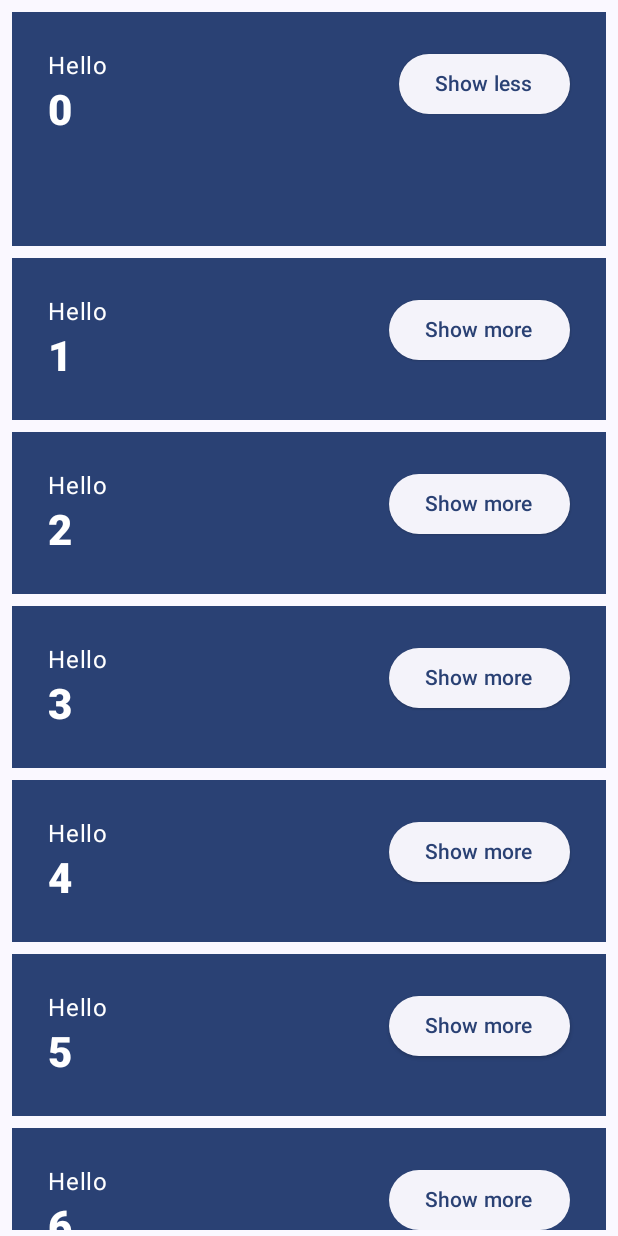
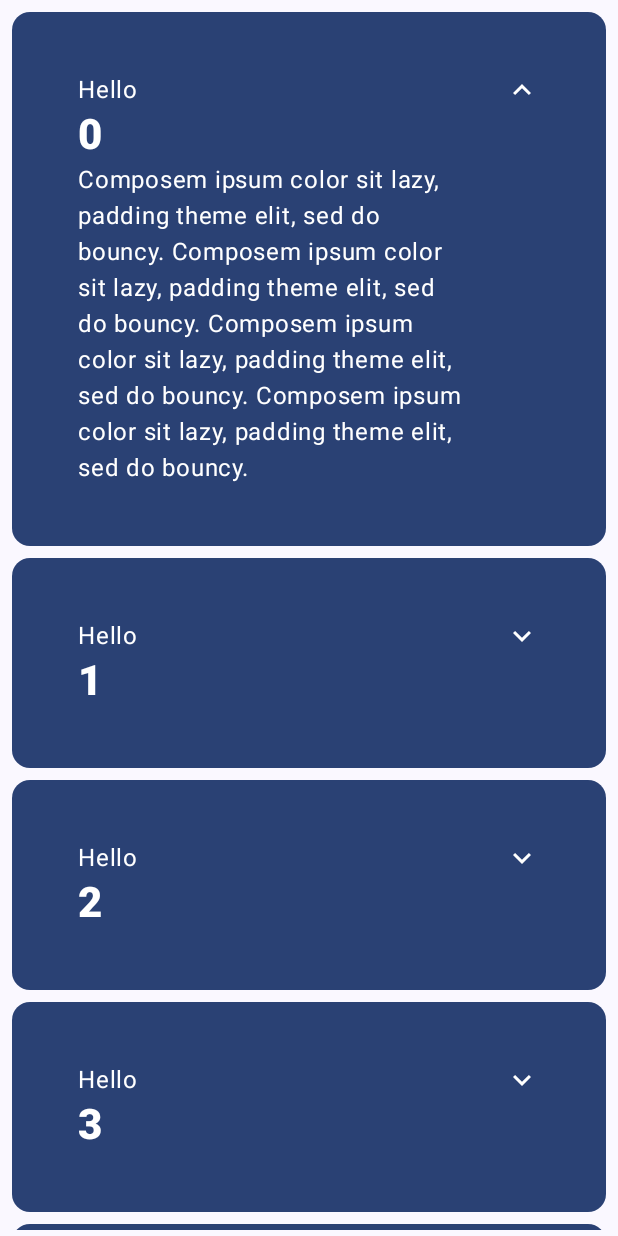
Before and after one commit to charlie60507/ComposePractice, an Android app built with Jetpack Compose: the screen it shows after launch (MainActivity), after a tap on "Show more", on a phone screen of 412 x 824 dp. Run offline under Robolectric (Android 15) with nearby library versions, the phone set to English and light mode, and no system bars; 1 other tap on this screen came first.

```diff
--- a/app/build.gradle
+++ b/app/build.gradle
@@ -48,6 +48,7 @@ android {
 
 dependencies {
 
+    implementation "androidx.compose.material:material-icons-extended"
     implementation 'androidx.core:core-ktx:1.8.0'
     implementation 'androidx.lifecycle:lifecycle-runtime-ktx:2.3.1'
     implementation 'androidx.activity:activity-compose:1.5.1'
--- a/app/src/main/java/com/example/composepractice/MainActivity.kt
+++ b/app/src/main/java/com/example/composepractice/MainActivity.kt
@@ -4,8 +4,8 @@ import android.content.res.Configuration.UI_MODE_NIGHT_YES
 import android.os.Bundle
 import androidx.activity.ComponentActivity
 import androidx.activity.compose.setContent
+import androidx.compose.animation.animateContentSize
 import androidx.compose.animation.core.Spring
-import androidx.compose.animation.core.animateDpAsState
 import androidx.compose.animation.core.spring
 import androidx.compose.foundation.layout.Arrangement
 import androidx.compose.foundation.layout.Column
@@ -15,8 +15,14 @@ import androidx.compose.foundation.layout.fillMaxWidth
 import androidx.compose.foundation.layout.padding
 import androidx.compose.foundation.lazy.LazyColumn
 import androidx.compose.foundation.lazy.items
+import androidx.compose.material.icons.Icons
+import androidx.compose.material.icons.filled.ExpandLess
+import androidx.compose.material.icons.filled.ExpandMore
 import androidx.compose.material3.Button
-import androidx.compose.material3.ElevatedButton
+import androidx.compose.material3.Card
+import androidx.compose.material3.CardDefaults
+import androidx.compose.material3.Icon
+import androidx.compose.material3.IconButton
 import androidx.compose.material3.MaterialTheme
 import androidx.compose.material3.Surface
 import androidx.compose.material3.Text
@@ -27,9 +33,9 @@ import androidx.compose.runtime.saveable.rememberSaveable
 import androidx.compose.runtime.setValue
 import androidx.compose.ui.Alignment
 import androidx.compose.ui.Modifier
+import androidx.compose.ui.res.stringResource
 import androidx.compose.ui.text.font.FontWeight
 import androidx.compose.ui.tooling.preview.Preview
-import androidx.compose.ui.unit.coerceAtMost
 import androidx.compose.ui.unit.dp
 import com.example.composepractice.ui.theme.ComposePracticeTheme
 
@@ -72,15 +78,19 @@ private fun Greetings(
 
 @Composable
 fun Greeting(name: String, modifier: Modifier = Modifier) {
+    Card(
+        colors = CardDefaults.cardColors(
+            containerColor = MaterialTheme.colorScheme.primary
+        ),
+        modifier = modifier.padding(vertical = 4.dp, horizontal = 8.dp)
+    ) {
+        CardContent(name)
+    }
+}
+
+@Composable
+fun CardContent(name: String, modifier: Modifier = Modifier) {
     var expanded by rememberSaveable { mutableStateOf(false) }
-    val extraPadding by animateDpAsState(
-        targetValue = if (expanded) 48.dp else 0.dp,
-        animationSpec = spring(
-            dampingRatio = Spring.DampingRatioMediumBouncy,
-            stiffness = Spring.StiffnessLow
-        ),
-        label = ""
-    )
 
     Surface(
         color = MaterialTheme.colorScheme.primary,
@@ -88,10 +98,18 @@ fun Greeting(name: String, modifier: Modifier = Modifier) {
     ) {
         Row(modifier = Modifier
             .fillMaxWidth()
-            .padding(24.dp)) {
+            .padding(24.dp)
+            .animateContentSize(
+                animationSpec = spring(
+                    dampingRatio = Spring.DampingRatioMediumBouncy,
+                    stiffness = Spring.StiffnessLow
+                )
+            )
+        ) {
             Column(modifier = Modifier
                 .weight(1f)
-                .padding(bottom = extraPadding.coerceAtLeast(0.dp))) { // important: avoid negative padding which causes a crash
+                .padding(12.dp)
+            ) {
                 Text(text = "Hello ")
                 Text(
                     text = name,
@@ -99,11 +117,22 @@ fun Greeting(name: String, modifier: Modifier = Modifier) {
                         fontWeight = FontWeight.ExtraBold
                     )
                 )
+                if (expanded) {
+                    Text(
+                        text = ("Composem ipsum color sit lazy, " +
+                                "padding theme elit, sed do bouncy. ").repeat(4),
+                    )
+                }
             }
-            ElevatedButton(
-                onClick = { expanded = !expanded },
-            ) {
-                Text(if (expanded) "Show less" else "Show more")
+            IconButton(onClick = { expanded = !expanded }) {
+                Icon(
+                    imageVector = if (expanded) Icons.Filled.ExpandLess else Icons.Filled.ExpandMore,
+                    contentDescription = if (expanded) {
+                        stringResource(R.string.show_less)
+                    } else {
+                        stringResource(R.string.show_more)
+                    }
+                )
             }
         }
     }
--- a/app/src/main/res/values/strings.xml
+++ b/app/src/main/res/values/strings.xml
@@ -1,3 +1,5 @@
 <resources>
     <string name="app_name">ComposePractice</string>
+    <string name="show_less">Show less</string>
+    <string name="show_more">Show more</string>
 </resources>
```
